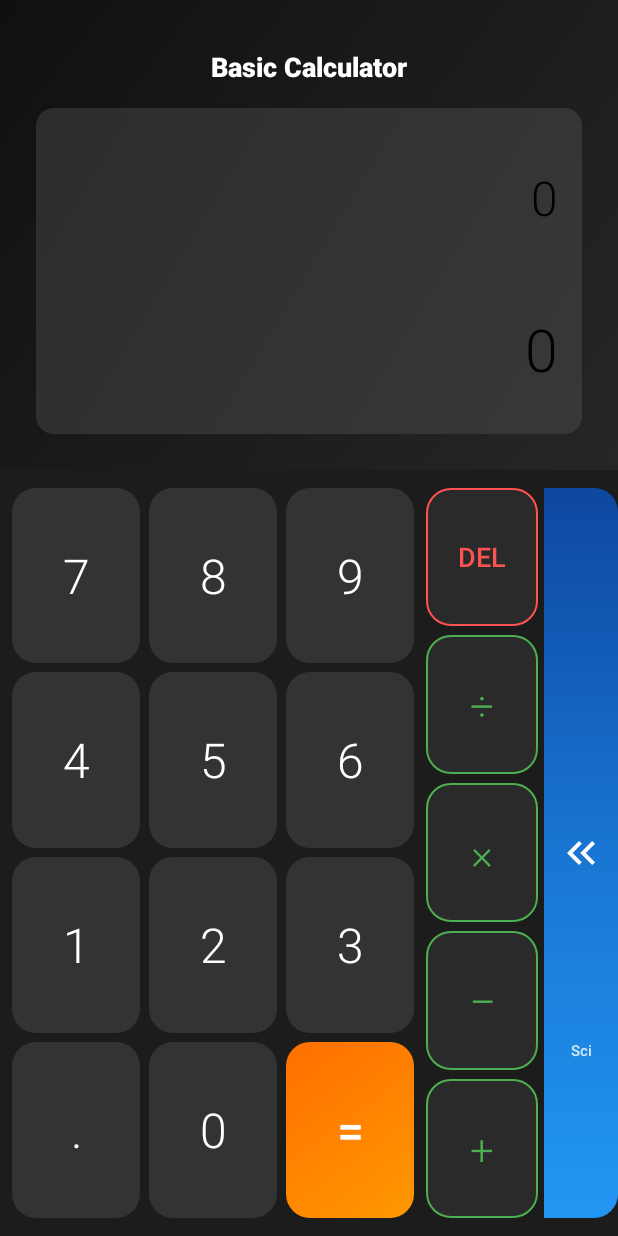
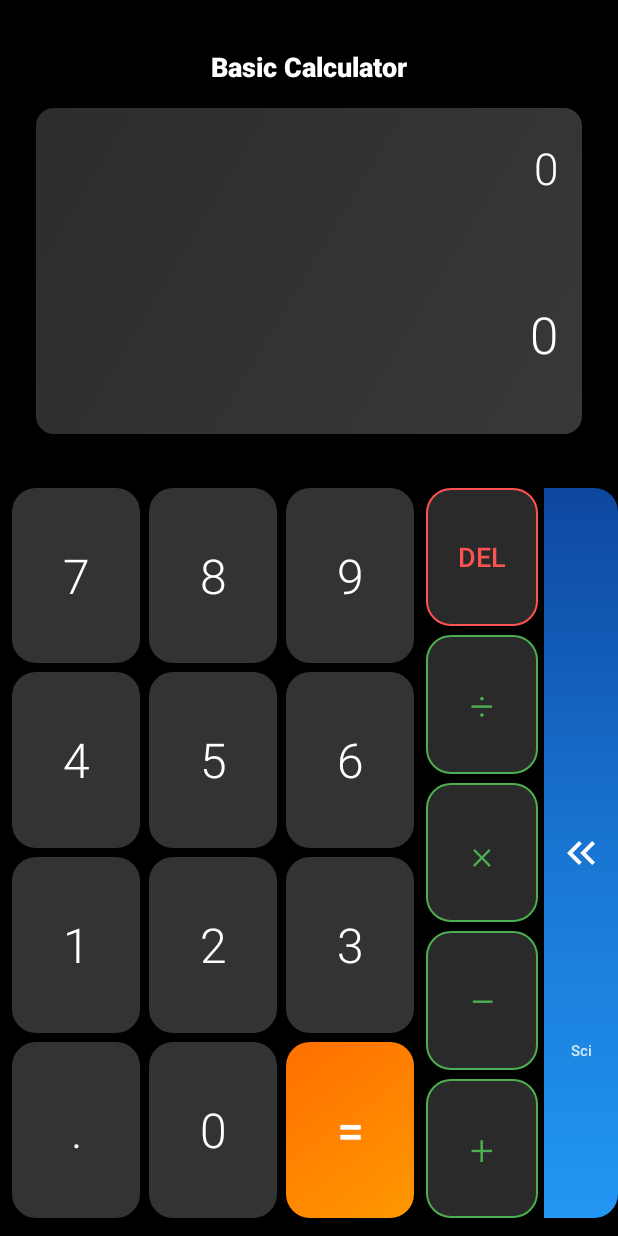
Before and after one commit to Collo-2345/Calculator, an Android app: the screen it shows after launch (MainActivity), on a phone screen of 412 x 824 dp. Run offline under Robolectric (Android 15) with nearby library versions, the phone set to English and light mode, and no system bars.

Commit message:
portrait design complete

```diff
--- a/app/src/main/java/collotech/example/calculator/MainActivity.kt
+++ b/app/src/main/java/collotech/example/calculator/MainActivity.kt
@@ -1,11 +1,16 @@
 package collotech.example.calculator
 
+import android.animation.ObjectAnimator
+import android.animation.ValueAnimator
 import android.annotation.SuppressLint
 import android.content.Intent
 import android.os.Bundle
+import android.view.animation.AccelerateDecelerateInterpolator
 import android.widget.HorizontalScrollView
 import androidx.activity.enableEdgeToEdge
 import androidx.appcompat.app.AppCompatActivity
+import androidx.core.view.ViewCompat
+import androidx.core.view.WindowInsetsCompat
 import collotech.example.calculator.databinding.ActivityMainBinding
 import net.objecthunter.exp4j.ExpressionBuilder
 import android.widget.ImageView
@@ -24,20 +29,54 @@ class MainActivity : AppCompatActivity() {
         binding = ActivityMainBinding.inflate(layoutInflater)
         setContentView(binding.root)
 
-        // Set text colors explicitly to ensure visibility
-        binding.expressiontxt.setTextColor(resources.getColor(android.R.color.black, null))
-        binding.output.setTextColor(resources.getColor(android.R.color.black, null))
+        ViewCompat.setOnApplyWindowInsetsListener(binding.root) { v, insets ->
+            val sysBars = insets.getInsets(WindowInsetsCompat.Type.systemBars())
+            v.setPadding(sysBars.left, sysBars.top, sysBars.right, sysBars.bottom)
+            insets
+        }
+
+        // Set text colors for the modern dark theme
+        binding.expressiontxt.setTextColor(resources.getColor(android.R.color.white, null))
+        binding.output.setTextColor(resources.getColor(android.R.color.white, null))
 
         setNumberClickListeners()
         setOperatorClickListeners()
         setEqualAndDeleteListeners()
 
+        // Setup navigation arrow with animation
         val arrow = findViewById<ImageView>(R.id.arrow)
+        startArrowPulseAnimation(arrow)
 
         arrow.setOnClickListener {
             val intent = Intent(this, scientific::class.java)
             startActivity(intent)
+            // Add transition animation
+            overridePendingTransition(android.R.anim.slide_in_left, android.R.anim.slide_out_right)
         }
+    }
+
+    // Pulsing animation for the navigation arrow
+    private fun startArrowPulseAnimation(arrow: ImageView) {
+        // Scale animation (pulse effect)
+        val scaleX = ObjectAnimator.ofFloat(arrow, "scaleX", 1f, 1.2f, 1f)
+        val scaleY = ObjectAnimator.ofFloat(arrow, "scaleY", 1f, 1.2f, 1f)
+
+        scaleX.duration = 1500
+        scaleY.duration = 1500
+        scaleX.repeatCount = ValueAnimator.INFINITE
+        scaleY.repeatCount = ValueAnimator.INFINITE
+        scaleX.interpolator = AccelerateDecelerateInterpolator()
+        scaleY.interpolator = AccelerateDecelerateInterpolator()
+
+        scaleX.start()
+        scaleY.start()
+
+        // Rotation animation (slight rotation)
+        val rotation = ObjectAnimator.ofFloat(arrow, "rotation", 0f, 10f, 0f, -10f, 0f)
+        rotation.duration = 2000
+        rotation.repeatCount = ValueAnimator.INFINITE
+        rotation.interpolator = AccelerateDecelerateInterpolator()
+        rotation.start()
     }
 
     private fun setNumberClickListeners() {
@@ -53,8 +92,8 @@ class MainActivity : AppCompatActivity() {
                     expression = ""
                     binding.output.text = ""
                     resultShown = false
-                    // Reset text color back to black when starting new expression
-                    binding.expressiontxt.setTextColor(resources.getColor(android.R.color.black, null))
+                    // Reset text color back to white when starting new expression
+                    binding.expressiontxt.setTextColor(resources.getColor(android.R.color.white, null))
                     resetDelButton()
                 }
 
@@ -64,8 +103,10 @@ class MainActivity : AppCompatActivity() {
 
                 try {
                     val result = ExpressionBuilder(preprocessExpression(expression)).build().evaluate()
+                    if (!result.isNaN() && !result.isInfinite()) {
                         binding.output.text = formatResult(result)
                         scrollToRight(R.id.outputScrollView)
+                    }
                 } catch (_: Exception) {
                     binding.output.text = ""
                 }
@@ -74,15 +115,16 @@ class MainActivity : AppCompatActivity() {
     }
 
     private fun setOperatorClickListeners() {
-        val operatorButtons = listOf(
-            binding.addition, binding.subtract,
-            binding.multiple, binding.divide
+        // Map TextView operators to actual math operators
+        val operatorMap = mapOf(
+            binding.addition to "+",
+            binding.subtract to "-",
+            binding.multiple to "*",
+            binding.divide to "/"
         )
 
-        operatorButtons.forEach { btn ->
+        operatorMap.forEach { (btn, operator) ->
             btn.setOnClickListener {
-                val operator = btn.text.toString()
-
                 // Allow minus at the start for negative numbers
                 if (expression.isEmpty() && operator == "-") {
                     expression = operator
@@ -93,19 +135,22 @@ class MainActivity : AppCompatActivity() {
 
                 // If expression is not empty
                 if (expression.isNotEmpty()) {
+                    // If result was shown, continue with result
+                    if (resultShown) {
+                        resultShown = false
+                        binding.expressiontxt.setTextColor(resources.getColor(android.R.color.white, null))
+                        resetDelButton()
+                    }
+
                     // If last character is an operator, replace it with the new operator
                     if (isLastCharOperator()) {
                         expression = expression.dropLast(1) + operator
+                    } else {
+                        expression += operator
+                    }
+
                     binding.expressiontxt.text = expression
                     scrollToRight(R.id.expressionScrollView)
-                    } else {
-                        // Add operator normally
-                        resultShown = false
-                        resetDelButton()
-                        expression += operator
-                        binding.expressiontxt.text = expression
-                        scrollToRight(R.id.expressionScrollView)
-                    }
                 }
             }
         }
@@ -116,6 +161,14 @@ class MainActivity : AppCompatActivity() {
         binding.equal.setOnClickListener {
             try {
                 val result = ExpressionBuilder(preprocessExpression(expression)).build().evaluate()
+
+                if (result.isInfinite()) {
+                    binding.output.text = "∞"
+                    showToast("Cannot divide by zero")
+                } else if (result.isNaN()) {
+                    binding.output.text = "Error"
+                    showToast("Invalid expression")
+                } else {
                     val resultString = formatResult(result)
 
                     // Animate result upward
@@ -139,31 +192,39 @@ class MainActivity : AppCompatActivity() {
                             isClearMode = true
                         }
                         .start()
-
-            } catch (_: Exception) {
+                }
+            } catch (e: Exception) {
                 binding.output.text = "Error"
+                showToast(e.message ?: "Invalid expression")
             }
         }
 
         binding.del.setOnClickListener {
             if (isClearMode) {
-                // 🧹 Clear everything
+                // Clear everything
                 expression = ""
                 binding.expressiontxt.text = ""
                 binding.output.text = ""
+                binding.expressiontxt.setTextColor(resources.getColor(android.R.color.white, null))
                 resultShown = false
                 resetDelButton()
             } else {
-                //  Normal DEL behavior
+                // Normal DEL behavior
                 if (expression.isNotEmpty()) {
                     expression = expression.dropLast(1)
                     binding.expressiontxt.text = expression
                     scrollToRight(R.id.expressionScrollView)
 
                     try {
+                        if (expression.isNotEmpty() && !isLastCharOperator()) {
                             val result = ExpressionBuilder(preprocessExpression(expression)).build().evaluate()
+                            if (!result.isNaN() && !result.isInfinite()) {
                                 binding.output.text = formatResult(result)
                                 scrollToRight(R.id.outputScrollView)
+                            }
+                        } else {
+                            binding.output.text = ""
+                        }
                     } catch (_: Exception) {
                         binding.output.text = ""
                     }
@@ -182,7 +243,7 @@ class MainActivity : AppCompatActivity() {
     private fun isLastCharOperator(): Boolean {
         if (expression.isEmpty()) return false
         val lastChar = expression.last()
-        return lastChar == '+' || lastChar == '-' || lastChar == '*' || lastChar == '/'
+        return lastChar in listOf('+', '-', '*', '/')
     }
 
     // Preprocess expression to handle negative numbers properly
@@ -196,18 +257,23 @@ class MainActivity : AppCompatActivity() {
             processed = "(0$processed)"
         }
 
-        // No need to handle +- or -- since we now replace operators
-        // The expression will always have single operators between numbers
-
         return processed
     }
 
     // Format result to remove unnecessary decimal zeros
     private fun formatResult(result: Double): String {
-        return if (result == result.toLong().toDouble()) {
-            result.toLong().toString()
+        return when {
+            result == result.toLong().toDouble() -> result.toLong().toString()
+            kotlin.math.abs(result) < 0.000001 -> String.format("%.10f", result).trimEnd('0').trimEnd('.')
+            kotlin.math.abs(result) > 1E10 -> String.format("%.4E", result)
+            else -> {
+                val formatted = String.format("%.10f", result).trimEnd('0').trimEnd('.')
+                if (formatted.length > 15) {
+                    String.format("%.6f", result).trimEnd('0').trimEnd('.')
                 } else {
-            result.toString()
+                    formatted
+                }
+            }
         }
     }
 
@@ -218,4 +284,8 @@ class MainActivity : AppCompatActivity() {
             scrollView.fullScroll(android.view.View.FOCUS_RIGHT)
         }, 100)
     }
+
+    private fun showToast(message: String) {
+        android.widget.Toast.makeText(this, message, android.widget.Toast.LENGTH_SHORT).show()
     }
+}
--- a/app/src/main/res/drawable/display_bg.xml
+++ b/app/src/main/res/drawable/display_bg.xml
@@ -2,8 +2,8 @@
 <shape xmlns:android="http://schemas.android.com/apk/res/android">
     <gradient
         android:angle="135"
-        android:startColor="#262626"
-        android:endColor="#101010"
+        android:startColor="#000000"
+        android:endColor="#000000"
         android:type="linear" />
     <corners android:radius="0dp" />
 </shape>
--- /dev/null
+++ b/app/src/main/res/layout-land/activity_main.xml
@@ -0,0 +1,6 @@
+<?xml version="1.0" encoding="utf-8"?>
+<androidx.constraintlayout.widget.ConstraintLayout xmlns:android="http://schemas.android.com/apk/res/android"
+    android:layout_width="match_parent"
+    android:layout_height="match_parent">
+
+</androidx.constraintlayout.widget.ConstraintLayout>
--- /dev/null
+++ b/app/src/main/res/layout-land/activity_scientific.xml
@@ -0,0 +1,6 @@
+<?xml version="1.0" encoding="utf-8"?>
+<androidx.constraintlayout.widget.ConstraintLayout xmlns:android="http://schemas.android.com/apk/res/android"
+    android:layout_width="match_parent"
+    android:layout_height="match_parent">
+
+</androidx.constraintlayout.widget.ConstraintLayout>
--- a/app/src/main/res/layout/activity_main.xml
+++ b/app/src/main/res/layout/activity_main.xml
@@ -3,7 +3,7 @@
     xmlns:app="http://schemas.android.com/apk/res-auto"
     xmlns:tools="http://schemas.android.com/tools"
     android:id="@+id/main"
-    android:background="#1C1C1C"
+    android:background="#000000"
     android:layout_width="match_parent"
     android:layout_height="match_parent"
     tools:context=".MainActivity">
@@ -74,7 +74,7 @@
                     <HorizontalScrollView
                         android:id="@+id/expressionScrollView"
                         android:layout_width="match_parent"
-                        android:layout_height="100dp"
+                        android:layout_height="80dp"
                         android:fillViewport="true"
                         android:scrollbars="none"
                         app:layout_constraintEnd_toEndOf="parent"
@@ -83,17 +83,17 @@
 
                         <TextView
                             android:id="@+id/expressiontxt"
-                            android:layout_width="wrap_content"
+                            android:layout_width="match_parent"
                             android:layout_height="match_parent"
                             android:fontFamily="sans-serif-light"
                             android:gravity="center_vertical|end"
                             android:paddingStart="16dp"
-                            android:paddingTop="20dp"
+                            android:paddingTop="0dp"
                             android:paddingEnd="16dp"
                             android:text="0"
                             android:textFontWeight="300"
                             android:textColor="#FFFFFF"
-                            android:textSize="32sp" />
+                            android:textSize="29sp" />
                     </HorizontalScrollView>
 
                     <!-- Output ScrollView -->
@@ -119,9 +119,9 @@
                             android:paddingTop="0dp"
                             android:paddingEnd="16dp"
                             android:text="0"
-                            android:textColor="#4CAF50"
+                            android:textColor="@color/white"
                             android:textFontWeight="300"
-                            android:textSize="39sp" />
+                            android:textSize="34sp" />
                     </HorizontalScrollView>
                 </androidx.constraintlayout.widget.ConstraintLayout>
             </LinearLayout>
@@ -140,7 +140,7 @@
         android:id="@+id/linearLayout3"
         android:layout_width="match_parent"
         android:layout_height="0dp"
-        android:background="#1C1C1C"
+        android:background="#000000"
         android:gravity="center"
         android:orientation="vertical"
         android:paddingTop="12dp"
@@ -159,7 +159,7 @@
                 android:id="@+id/linearLayout"
                 android:layout_width="0dp"
                 android:layout_height="match_parent"
-                android:background="#1C1C1C"
+                android:background="#000000"
                 android:orientation="vertical"
                 android:paddingStart="8dp"
                 android:paddingEnd="4dp"
@@ -392,7 +392,7 @@
                 android:id="@+id/linearLayout2"
                 android:layout_width="0dp"
                 android:layout_height="match_parent"
-                android:background="#1C1C1C"
+                android:background="#000000"
                 android:orientation="vertical"
                 android:paddingStart="4dp"
                 android:paddingEnd="4dp"
--- a/app/src/main/res/layout/activity_scientific.xml
+++ b/app/src/main/res/layout/activity_scientific.xml
@@ -5,14 +5,14 @@
     xmlns:tools="http://schemas.android.com/tools"
     android:layout_width="match_parent"
     android:layout_height="match_parent"
-    android:background="#121212">
+    android:background="#000000">
 
     <!-- Header -->
     <LinearLayout
         android:id="@+id/header"
         android:layout_width="match_parent"
         android:layout_height="50dp"
-        android:background="#121212"
+        android:background="#000000"
         android:gravity="center"
         android:orientation="horizontal"
         app:layout_constraintEnd_toEndOf="parent"
--- a/app/src/main/res/values/colors.xml
+++ b/app/src/main/res/values/colors.xml
@@ -3,6 +3,6 @@
     <color name="black">#FF000000</color>
     <color name="white">#FFFFFFFF</color>
     <color name="grey">#FF949494</color>
-    <color name="bluished">#3FDCAD</color>
-
+    <color name="bluished1">#3FDCAD</color>
+    <color name="bluished">#2196F3</color>
 </resources>
```
Also changed, not shown: app/src/main/java/collotech/example/calculator/scientific.kt (+29 -1 lines). Lines whose indentation alone changed are shown as unchanged.
